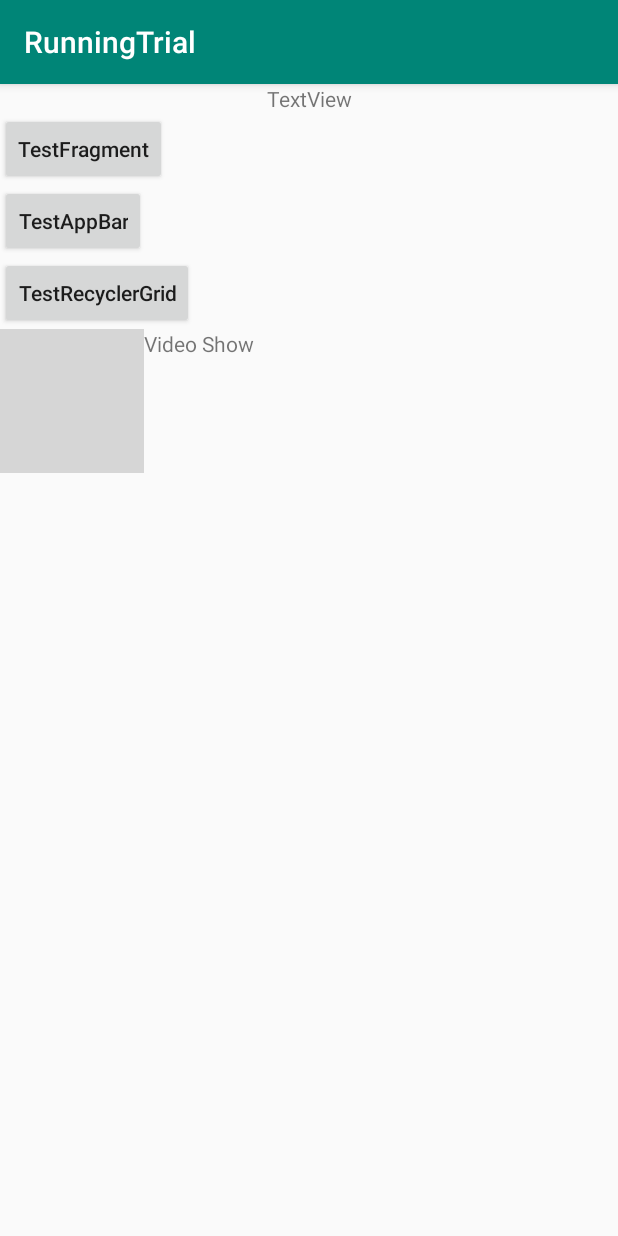
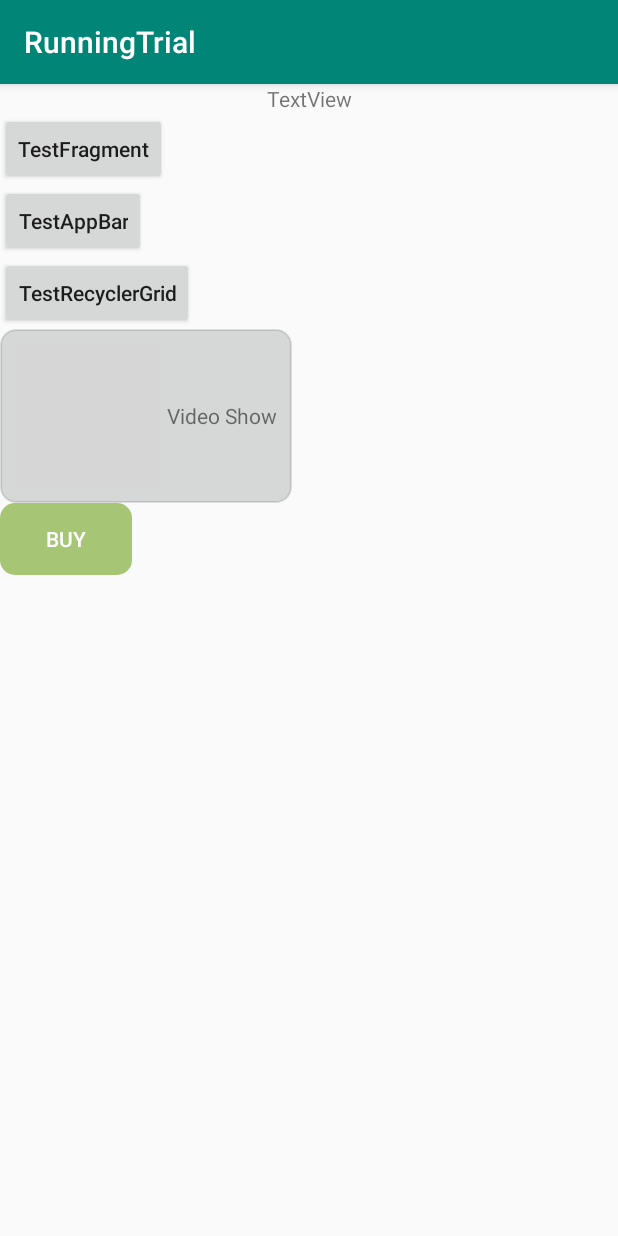
Before and after one commit to HomerChenX1/RunningTrial, an Android app: the screen it shows after launch (MainActivity), on a phone screen of 412 x 824 dp. Run offline under Robolectric (Android 15) with nearby library versions, the phone set to English and light mode, and no system bars; our stand-ins replace EventBus; 1 statement that could not run was skipped; grey boxes are pictures that could not be loaded.

Commit message:
Merge Ripple round button

```diff
--- a/app/src/main/java/com/example/runningtrial/MainActivity.java
+++ b/app/src/main/java/com/example/runningtrial/MainActivity.java
@@ -17,7 +17,11 @@ import com.example.runningtrial.base.DataWarehouse;
  * NTP
  * GoogleMap
  * TTS
- *
+ *  need test
+ *    Timer
+ *    appbar
+ *    drawer
+ *    DialogFragment
  */
 public class MainActivity extends AppCompatActivity {
     private String TAG = getClass().getSimpleName();
--- a/app/src/main/java/com/example/runningtrial/TestFragmentActivity.java
+++ b/app/src/main/java/com/example/runningtrial/TestFragmentActivity.java
@@ -12,6 +12,7 @@ import com.example.runningtrial.base.FragmentBasic;
 import com.example.runningtrial.fragments.ShowHtmlFragment;
 
 import java.util.ArrayList;
+import java.util.List;
 
 public class TestFragmentActivity extends AppCompatActivity {
     private String TAG = getClass().getSimpleName();
@@ -82,4 +83,12 @@ public class TestFragmentActivity extends AppCompatActivity {
         fm.beginTransaction().show(frags.get(0)).commit();
     }
 
+    @Override
+    public void onBackPressed() {
+        // super.onBackPressed();
+        List<Fragment> frags = getSupportFragmentManager().getFragments();
+        for (Fragment frag : frags) {
+
+        }
+    }
 }
--- a/app/src/main/java/com/example/runningtrial/base/FragmentBasic.java
+++ b/app/src/main/java/com/example/runningtrial/base/FragmentBasic.java
@@ -39,6 +39,7 @@ public class FragmentBasic extends Fragment {
     public void onSaveInstanceState(@NonNull Bundle outState) {
         if (this.savedBundle == null)
             outState.putBundle("savedBundle", this.savedBundle);
+
         super.onSaveInstanceState(outState);
     }
 
@@ -133,4 +134,15 @@ public class FragmentBasic extends Fragment {
 
     // processing savedBundle == getArguments()
     protected void initData(Bundle savedBundle) { }
+
+    /**
+     * @return  true: 處理後返回, false :未處理. 由Activity 處理
+     */
+    public boolean onBackPressed(){
+        return false;
+    }
+
+    public interface IOnBackPressed {
+        boolean iOnBackPressed();
+    }
 }
--- /dev/null
+++ b/app/src/main/res/drawable/ripple_effect.xml
@@ -0,0 +1,12 @@
+<?xml version="1.0" encoding="utf-8"?>
+<ripple xmlns:android="http://schemas.android.com/apk/res/android"
+    android:color="@color/ripple_material_dark">
+
+    <item android:id="@android:id/mask">
+        <shape android:shape="rectangle">
+            <solid android:color="@android:color/white" />
+            <corners android:radius="@dimen/tv_round_radius" />
+        </shape>
+    </item>
+    <item android:drawable="@drawable/ripple_round_button" />
+</ripple>
--- /dev/null
+++ b/app/src/main/res/drawable/ripple_round_button.xml
@@ -0,0 +1,8 @@
+<?xml version="1.0" encoding="utf-8"?>
+<shape xmlns:android="http://schemas.android.com/apk/res/android"
+    android:shape="rectangle">
+
+    <solid android:color="@color/btnSolid"/>
+    <!-- rounded corners -->
+    <corners android:radius="@dimen/tv_round_radius" />
+</shape>
--- /dev/null
+++ b/app/src/main/res/drawable/ripple_round_button_selected.xml
@@ -0,0 +1,8 @@
+<?xml version="1.0" encoding="utf-8"?>
+<shape xmlns:android="http://schemas.android.com/apk/res/android"
+    android:shape="rectangle">
+
+    <solid android:color="@color/btnSolid"/>
+    <!-- corners corners -->
+    <corners android:radius="@dimen/tv_round_radius" />
+</shape>
--- /dev/null
+++ b/app/src/main/res/drawable/tv_round.xml
@@ -0,0 +1,16 @@
+<?xml version="1.0" encoding="utf-8"?>
+<shape xmlns:android="http://schemas.android.com/apk/res/android" >
+    <stroke
+        android:width="1dp"
+        android:color="?android:attr/colorControlHighlight" />
+
+    <solid android:color="?android:attr/colorButtonNormal" />
+
+    <padding
+        android:left="@dimen/tv_round_radius"
+        android:right="@dimen/tv_round_radius"
+        android:bottom="@dimen/tv_round_radius"
+        android:top="@dimen/tv_round_radius" />
+
+    <corners android:radius="@dimen/tv_round_radius" />
+</shape>
--- a/app/src/main/res/layout/activity_main.xml
+++ b/app/src/main/res/layout/activity_main.xml
@@ -6,7 +6,6 @@
     android:layout_height="match_parent"
     android:orientation="vertical"
     tools:context=".MainActivity">
-
 
     <TextView
         android:id="@+id/tvMain"
@@ -41,6 +40,8 @@
         android:layout_height="wrap_content"
         android:orientation="horizontal"
         android:clickable="true"
+        android:focusable="true"
+        android:background="@drawable/tv_round"
         android:id="@+id/llTestBtnText" >
 
         <ImageView
@@ -53,8 +54,20 @@
         <TextView
             android:layout_width="wrap_content"
             android:layout_height="wrap_content"
+            android:layout_gravity="center_vertical"
+            android:layout_marginLeft="5dp"
             android:layout_weight="1"
             android:text="@string/test_imgbtn_with_text" />
     </LinearLayout>
 
+    <Button
+        android:id="@+id/button"
+        android:layout_width="wrap_content"
+        android:layout_height="wrap_content"
+        style="?android:attr/borderlessButtonStyle"
+        android:background="@drawable/ripple_effect"
+        android:textColor="@android:color/white"
+        android:text="Buy" />
+
+
 </LinearLayout>
--- a/app/src/main/res/values/colors.xml
+++ b/app/src/main/res/values/colors.xml
@@ -3,4 +3,5 @@
     <color name="colorPrimary">#008577</color>
     <color name="colorPrimaryDark">#00574B</color>
     <color name="colorAccent">#D81B60</color>
+    <color name="btnSolid">#ffa6c575</color>
 </resources>
--- /dev/null
+++ b/app/src/main/res/values/dimens.xml
@@ -0,0 +1,4 @@
+<?xml version="1.0" encoding="utf-8"?>
+<resources>
+    <dimen name="tv_round_radius">10dp</dimen>
+</resources>
```
